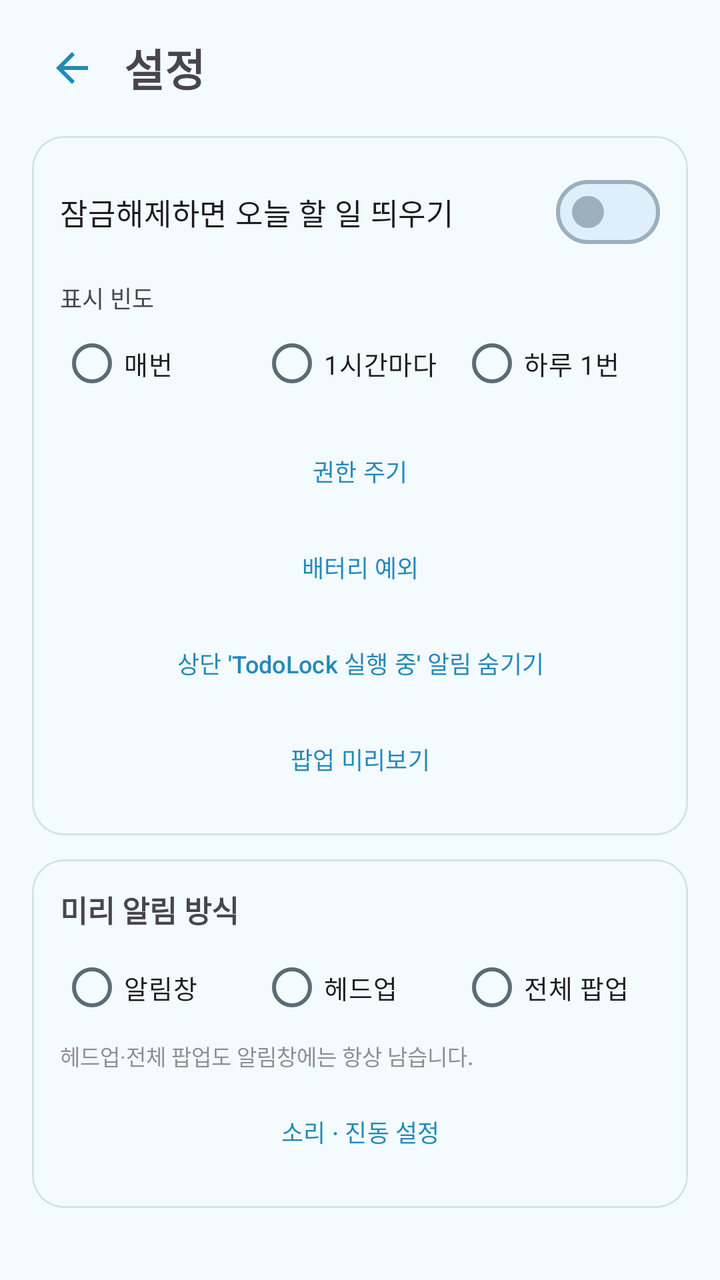
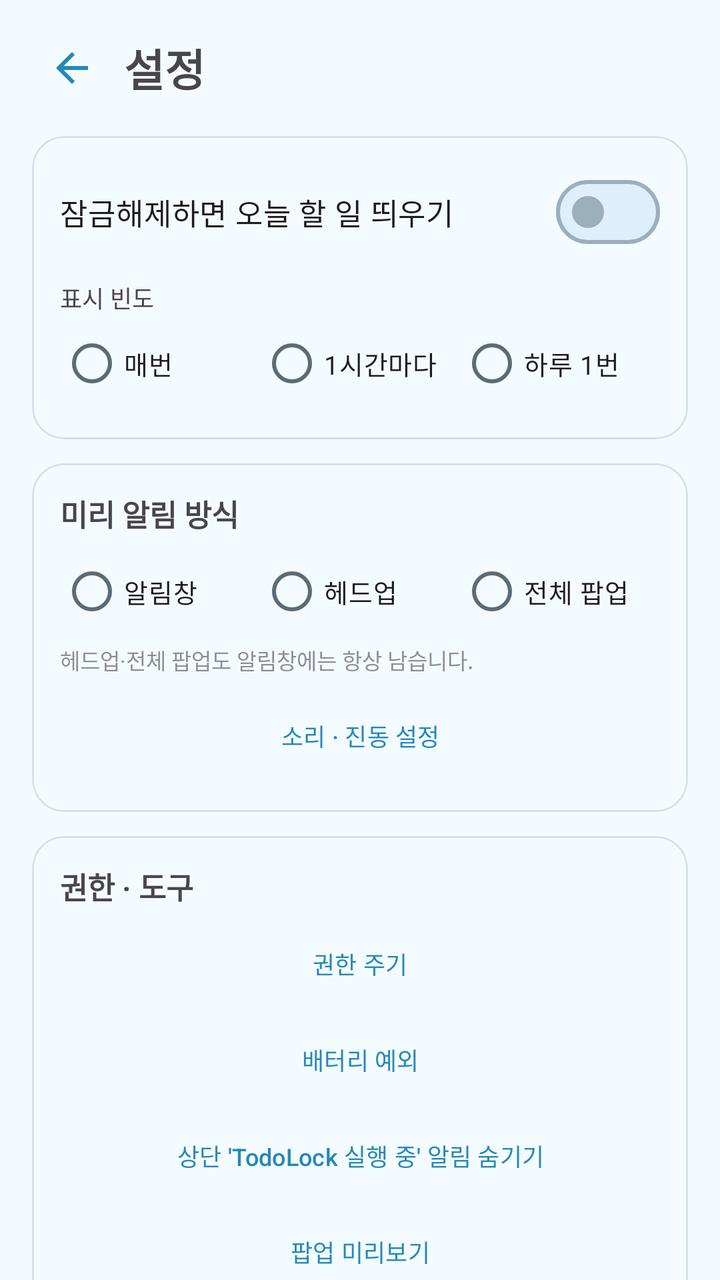

Two renders of the same Android screen: before a commit and after it. Below are the layout's source before the change and the commit's diff.
<!-- AndroidManifest.xml: application theme Theme.TodoLock -->
<!-- res/layout/activity_settings.xml -->
<?xml version="1.0" encoding="utf-8"?>
<androidx.core.widget.NestedScrollView xmlns:android="http://schemas.android.com/apk/res/android"
    xmlns:app="http://schemas.android.com/apk/res-auto"
    android:layout_width="match_parent"
    android:layout_height="match_parent"
    android:fitsSystemWindows="true"
    android:fillViewport="true">

    <LinearLayout
        android:layout_width="match_parent"
        android:layout_height="wrap_content"
        android:orientation="vertical"
        android:paddingStart="16dp"
        android:paddingEnd="16dp"
        android:paddingTop="14dp"
        android:paddingBottom="24dp">

        <LinearLayout
            android:layout_width="match_parent"
            android:layout_height="wrap_content"
            android:orientation="horizontal"
            android:gravity="center_vertical">

            <ImageButton
                android:id="@+id/btnBack"
                android:layout_width="40dp"
                android:layout_height="40dp"
                android:padding="8dp"
                android:src="@drawable/ic_back"
                app:tint="?attr/colorPrimary"
                android:background="?attr/selectableItemBackgroundBorderless"
                android:contentDescription="뒤로" />

            <TextView
                android:layout_width="0dp"
                android:layout_height="wrap_content"
                android:layout_weight="1"
                android:layout_marginStart="6dp"
                android:text="설정"
                android:textSize="22sp"
                android:textStyle="bold" />
        </LinearLayout>

        
        <com.google.android.material.card.MaterialCardView
            android:layout_width="match_parent"
            android:layout_height="wrap_content"
            android:layout_marginTop="14dp"
            app:cardCornerRadius="16dp"
            app:cardElevation="0dp"
            app:strokeWidth="1dp">

            <LinearLayout
                android:layout_width="match_parent"
                android:layout_height="wrap_content"
                android:orientation="vertical"
                android:padding="14dp">

                <com.google.android.material.materialswitch.MaterialSwitch
                    android:id="@+id/swEnabled"
                    android:layout_width="match_parent"
                    android:layout_height="wrap_content"
                    android:text="잠금해제하면 오늘 할 일 띄우기"
                    android:textSize="15sp" />

                <TextView
                    android:layout_width="match_parent"
                    android:layout_height="wrap_content"
                    android:layout_marginTop="10dp"
                    android:text="표시 빈도"
                    android:textSize="12sp"
                    android:textColor="?android:attr/textColorSecondary" />

                <RadioGroup
                    android:id="@+id/rgMode"
                    android:layout_width="match_parent"
                    android:layout_height="wrap_content"
                    android:orientation="horizontal">

                    <RadioButton
                        android:id="@+id/rbAlways"
                        android:layout_width="0dp"
                        android:layout_height="wrap_content"
                        android:layout_weight="1"
                        android:textSize="13sp"
                        android:text="매번" />

                    <RadioButton
                        android:id="@+id/rbHourly"
                        android:layout_width="0dp"
                        android:layout_height="wrap_content"
                        android:layout_weight="1"
                        android:textSize="13sp"
                        android:text="1시간마다" />

                    <RadioButton
                        android:id="@+id/rbOnce"
                        android:layout_width="0dp"
                        android:layout_height="wrap_content"
                        android:layout_weight="1"
                        android:textSize="13sp"
                        android:text="하루 1번" />
                </RadioGroup>

                <TextView
                    android:id="@+id/tvPermWarn"
                    android:layout_width="match_parent"
                    android:layout_height="wrap_content"
                    android:layout_marginTop="6dp"
                    android:textSize="12sp"
                    android:textColor="?attr/colorError"
                    android:text="⚠ '다른 앱 위에 표시' 권한이 없으면 팝업 대신 알림으로만 표시됩니다."
                    android:visibility="gone" />

                <com.google.android.material.button.MaterialButton
                    android:id="@+id/btnOverlay"
                    style="@style/Widget.Material3.Button.TextButton"
                    android:layout_width="match_parent"
                    android:layout_height="wrap_content"
                    android:layout_marginTop="6dp"
                    android:textSize="12sp"
                    android:text="권한 주기" />

                <com.google.android.material.button.MaterialButton
                    android:id="@+id/btnBattery"
                    style="@style/Widget.Material3.Button.TextButton"
                    android:layout_width="match_parent"
                    android:layout_height="wrap_content"
                    android:textSize="12sp"
                    android:text="배터리 예외" />

                <com.google.android.material.button.MaterialButton
                    android:id="@+id/btnHideOngoing"
                    style="@style/Widget.Material3.Button.TextButton"
                    android:layout_width="match_parent"
                    android:layout_height="wrap_content"
                    android:textSize="12sp"
                    android:text="상단 'TodoLock 실행 중' 알림 숨기기" />

                <com.google.android.material.button.MaterialButton
                    android:id="@+id/btnTest"
                    style="@style/Widget.Material3.Button.TextButton"
                    android:layout_width="match_parent"
                    android:layout_height="wrap_content"
                    android:textSize="12sp"
                    android:text="팝업 미리보기" />
            </LinearLayout>
        </com.google.android.material.card.MaterialCardView>

        
        <com.google.android.material.card.MaterialCardView
            android:layout_width="match_parent"
            android:layout_height="wrap_content"
            android:layout_marginTop="12dp"
            app:cardCornerRadius="16dp"
            app:cardElevation="0dp"
            app:strokeWidth="1dp">

            <LinearLayout
                android:layout_width="match_parent"
                android:layout_height="wrap_content"
                android:orientation="vertical"
                android:padding="14dp">

                <TextView
                    android:layout_width="match_parent"
                    android:layout_height="wrap_content"
                    android:text="미리 알림 방식"
                    android:textSize="15sp"
                    android:textStyle="bold" />

                <RadioGroup
                    android:id="@+id/rgRemind"
                    android:layout_width="match_parent"
                    android:layout_height="wrap_content"
                    android:orientation="horizontal"
                    android:layout_marginTop="4dp">

                    <RadioButton
                        android:id="@+id/rbShade"
                        android:layout_width="0dp"
                        android:layout_height="wrap_content"
                        android:layout_weight="1"
                        android:textSize="13sp"
                        android:text="알림창" />

                    <RadioButton
                        android:id="@+id/rbHeadsUp"
                        android:layout_width="0dp"
                        android:layout_height="wrap_content"
                        android:layout_weight="1"
                        android:textSize="13sp"
                        android:text="헤드업" />

                    <RadioButton
                        android:id="@+id/rbPopup"
                        android:layout_width="0dp"
                        android:layout_height="wrap_content"
                        android:layout_weight="1"
                        android:textSize="13sp"
                        android:text="전체 팝업" />
                </RadioGroup>

                <TextView
                    android:layout_width="match_parent"
                    android:layout_height="wrap_content"
                    android:layout_marginTop="2dp"
                    android:textSize="11sp"
                    android:alpha="0.6"
                    android:text="헤드업·전체 팝업도 알림창에는 항상 남습니다." />

                <com.google.android.material.button.MaterialButton
                    android:id="@+id/btnRemindSound"
                    style="@style/Widget.Material3.Button.TextButton"
                    android:layout_width="match_parent"
                    android:layout_height="wrap_content"
                    android:layout_marginTop="6dp"
                    android:textSize="12sp"
                    android:text="소리 · 진동 설정" />
            </LinearLayout>
        </com.google.android.material.card.MaterialCardView>
    </LinearLayout>
</androidx.core.widget.NestedScrollView>
<!-- resources referenced by this layout -->
<resources>
  <!-- drawable ic_back (drawable) -->
  <?xml version="1.0" encoding="utf-8"?>
  <vector xmlns:android="http://schemas.android.com/apk/res/android"
      android:width="24dp"
      android:height="24dp"
      android:viewportWidth="24"
      android:viewportHeight="24"
      android:autoMirrored="true">
      <path
          android:fillColor="@android:color/white"
          android:pathData="M20,11H7.83l5.59,-5.59L12,4l-8,8 8,8 1.41,-1.41L7.83,13H20z" />
  </vector>
  <color name="md_primary">#2489B8</color>
  <color name="md_on_primary">#FFFFFF</color>
  <color name="md_primary_container">#DCF2FE</color>
  <color name="md_on_primary_container">#1B5673</color>
  <color name="md_secondary">#4E616D</color>
  <color name="md_on_secondary">#FFFFFF</color>
  <color name="md_secondary_container">#D1E5F4</color>
  <color name="md_on_secondary_container">#0A1E28</color>
  <color name="md_tertiary">#5F5B7D</color>
  <color name="md_on_tertiary">#FFFFFF</color>
  <color name="md_tertiary_container">#E5DEFF</color>
  <color name="md_on_tertiary_container">#1B1736</color>
  <color name="md_error">#BA1A1A</color>
  <color name="md_on_error">#FFFFFF</color>
  <color name="md_error_container">#FFDAD6</color>
  <color name="md_on_error_container">#410002</color>
  <color name="md_background">#F4FBFF</color>
  <color name="md_on_background">#2C3A42</color>
  <color name="md_surface">#F4FBFF</color>
  <color name="md_on_surface">#2C3A42</color>
  <color name="md_surface_variant">#E3EEF5</color>
  <color name="md_on_surface_variant">#5A6B75</color>
  <color name="md_outline">#9BB0BC</color>
  <color name="md_outline_variant">#D3E2EB</color>
  <color name="md_inverse_surface">#2E3133</color>
  <color name="md_inverse_on_surface">#EFF1F3</color>
  <color name="md_inverse_primary">#83CFFF</color>
  <color name="md_surface_dim">#DDEBF4</color>
  <color name="md_surface_bright">#FBFDFF</color>
  <color name="md_surface_container_lowest">#FFFFFF</color>
  <color name="md_surface_container_low">#F9FCFF</color>
  <color name="md_surface_container">#EFF8FE</color>
  <color name="md_surface_container_high">#E7F4FD</color>
  <color name="md_surface_container_highest">#DEEFFB</color>
  <color name="sky_bright">#4FBDE8</color>
  <!-- unchanged entries left out for length: 1 -->
</resources>

<!-- the commit's change to res/layout/activity_settings.xml (unified diff, before → after) -->
@@ -101,49 +101,6 @@
                         android:textSize="13sp"
                         android:text="하루 1번" />
                 </RadioGroup>
-
-                <TextView
-                    android:id="@+id/tvPermWarn"
-                    android:layout_width="match_parent"
-                    android:layout_height="wrap_content"
-                    android:layout_marginTop="6dp"
-                    android:textSize="12sp"
-                    android:textColor="?attr/colorError"
-                    android:text="⚠ '다른 앱 위에 표시' 권한이 없으면 팝업 대신 알림으로만 표시됩니다."
-                    android:visibility="gone" />
-
-                <com.google.android.material.button.MaterialButton
-                    android:id="@+id/btnOverlay"
-                    style="@style/Widget.Material3.Button.TextButton"
-                    android:layout_width="match_parent"
-                    android:layout_height="wrap_content"
-                    android:layout_marginTop="6dp"
-                    android:textSize="12sp"
-                    android:text="권한 주기" />
-
-                <com.google.android.material.button.MaterialButton
-                    android:id="@+id/btnBattery"
-                    style="@style/Widget.Material3.Button.TextButton"
-                    android:layout_width="match_parent"
-                    android:layout_height="wrap_content"
-                    android:textSize="12sp"
-                    android:text="배터리 예외" />
-
-                <com.google.android.material.button.MaterialButton
-                    android:id="@+id/btnHideOngoing"
-                    style="@style/Widget.Material3.Button.TextButton"
-                    android:layout_width="match_parent"
-                    android:layout_height="wrap_content"
-                    android:textSize="12sp"
-                    android:text="상단 'TodoLock 실행 중' 알림 숨기기" />
-
-                <com.google.android.material.button.MaterialButton
-                    android:id="@+id/btnTest"
-                    style="@style/Widget.Material3.Button.TextButton"
-                    android:layout_width="match_parent"
-                    android:layout_height="wrap_content"
-                    android:textSize="12sp"
-                    android:text="팝업 미리보기" />
             </LinearLayout>
         </com.google.android.material.card.MaterialCardView>
 
@@ -219,5 +176,72 @@
                     android:text="소리 · 진동 설정" />
             </LinearLayout>
         </com.google.android.material.card.MaterialCardView>
+
+        
+        <com.google.android.material.card.MaterialCardView
+            android:layout_width="match_parent"
+            android:layout_height="wrap_content"
+            android:layout_marginTop="12dp"
+            app:cardCornerRadius="16dp"
+            app:cardElevation="0dp"
+            app:strokeWidth="1dp">
+
+            <LinearLayout
+                android:layout_width="match_parent"
+                android:layout_height="wrap_content"
+                android:orientation="vertical"
+                android:padding="14dp">
+
+                <TextView
+                    android:layout_width="match_parent"
+                    android:layout_height="wrap_content"
+                    android:text="권한 · 도구"
+                    android:textSize="15sp"
+                    android:textStyle="bold" />
+
+                <TextView
+                    android:id="@+id/tvPermWarn"
+                    android:layout_width="match_parent"
+                    android:layout_height="wrap_content"
+                    android:layout_marginTop="4dp"
+                    android:textSize="12sp"
+                    android:textColor="?attr/colorError"
+                    android:text="⚠ '다른 앱 위에 표시' 권한이 없으면 팝업 대신 알림으로만 표시됩니다."
+                    android:visibility="gone" />
+
+                <com.google.android.material.button.MaterialButton
+                    android:id="@+id/btnOverlay"
+                    style="@style/Widget.Material3.Button.TextButton"
+                    android:layout_width="match_parent"
+                    android:layout_height="wrap_content"
+                    android:layout_marginTop="4dp"
+                    android:textSize="12sp"
+                    android:text="권한 주기" />
+
+                <com.google.android.material.button.MaterialButton
+                    android:id="@+id/btnBattery"
+                    style="@style/Widget.Material3.Button.TextButton"
+                    android:layout_width="match_parent"
+                    android:layout_height="wrap_content"
+                    android:textSize="12sp"
+                    android:text="배터리 예외" />
+
+                <com.google.android.material.button.MaterialButton
+                    android:id="@+id/btnHideOngoing"
+                    style="@style/Widget.Material3.Button.TextButton"
+                    android:layout_width="match_parent"
+                    android:layout_height="wrap_content"
+                    android:textSize="12sp"
+                    android:text="상단 'TodoLock 실행 중' 알림 숨기기" />
+
+                <com.google.android.material.button.MaterialButton
+                    android:id="@+id/btnTest"
+                    style="@style/Widget.Material3.Button.TextButton"
+                    android:layout_width="match_parent"
+                    android:layout_height="wrap_content"
+                    android:textSize="12sp"
+                    android:text="팝업 미리보기" />
+            </LinearLayout>
+        </com.google.android.material.card.MaterialCardView>
     </LinearLayout>
 </androidx.core.widget.NestedScrollView>
